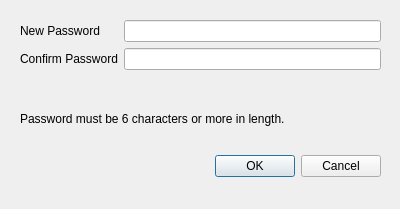
The window that src/interface/qt/model/QChangePasswordDialog.ui (patrickdemond/Alder) describes before a commit, drawn with Qt 5.
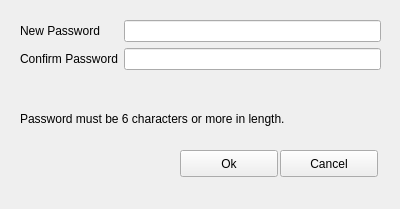
The same window after the commit.

Commit message: improve password dialog entries

What changed in the file:
```diff
--- a/src/interface/qt/model/QChangePasswordDialog.ui
+++ b/src/interface/qt/model/QChangePasswordDialog.ui
@@ -13,25 +13,6 @@
   <property name="windowTitle">
    <string>Dialog</string>
   </property>
-  <widget class="QDialogButtonBox" name="buttonBox">
-   <property name="enabled">
-    <bool>true</bool>
-   </property>
-   <property name="geometry">
-    <rect>
-     <x>30</x>
-     <y>150</y>
-     <width>351</width>
-     <height>32</height>
-    </rect>
-   </property>
-   <property name="orientation">
-    <enum>Qt::Horizontal</enum>
-   </property>
-   <property name="standardButtons">
-    <set>QDialogButtonBox::Cancel|QDialogButtonBox::Ok</set>
-   </property>
-  </widget>
   <widget class="QWidget" name="layoutWidget">
    <property name="geometry">
     <rect>
@@ -80,6 +61,38 @@
     <string>Password must be 6 characters or more in length.</string>
    </property>
   </widget>
+  <widget class="QPushButton" name="okButton">
+   <property name="geometry">
+    <rect>
+     <x>180</x>
+     <y>150</y>
+     <width>98</width>
+     <height>27</height>
+    </rect>
+   </property>
+   <property name="text">
+    <string>Ok</string>
+   </property>
+   <property name="autoDefault">
+    <bool>false</bool>
+   </property>
+  </widget>
+  <widget class="QPushButton" name="cancelButton">
+   <property name="geometry">
+    <rect>
+     <x>280</x>
+     <y>150</y>
+     <width>98</width>
+     <height>27</height>
+    </rect>
+   </property>
+   <property name="text">
+    <string>Cancel</string>
+   </property>
+   <property name="autoDefault">
+    <bool>false</bool>
+   </property>
+  </widget>
  </widget>
  <tabstops>
   <tabstop>buttonBox</tabstop>
```
Left out of the diff: 22 changed lines with no effect on the pictures. The commit also changes 3 other files.
